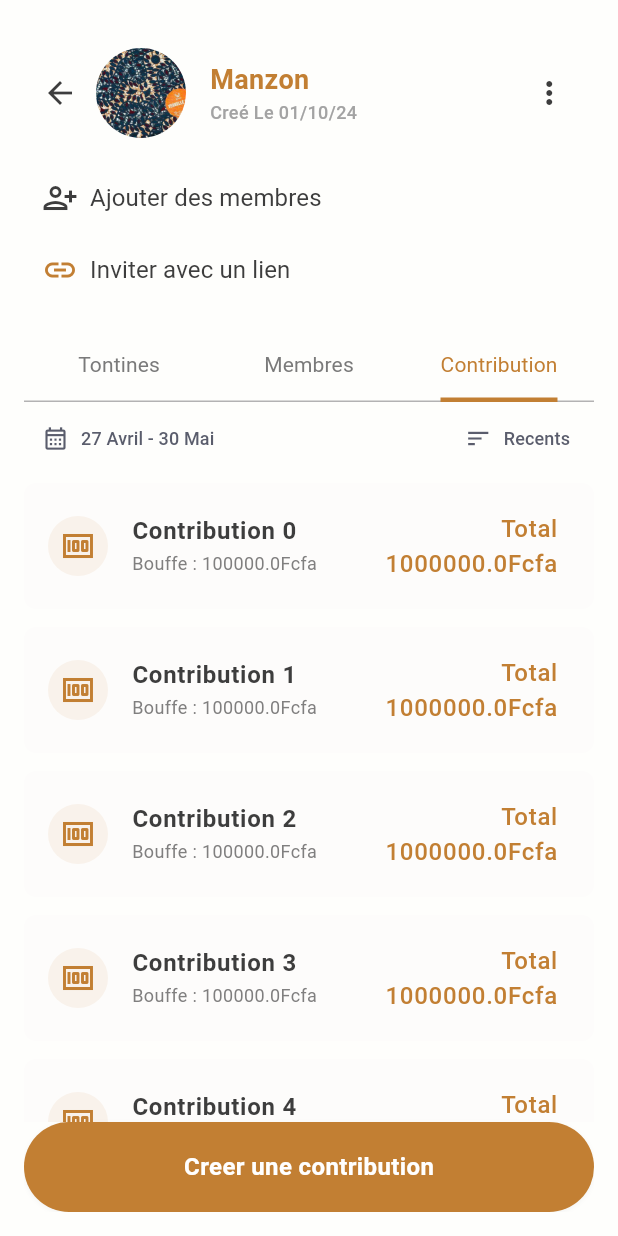
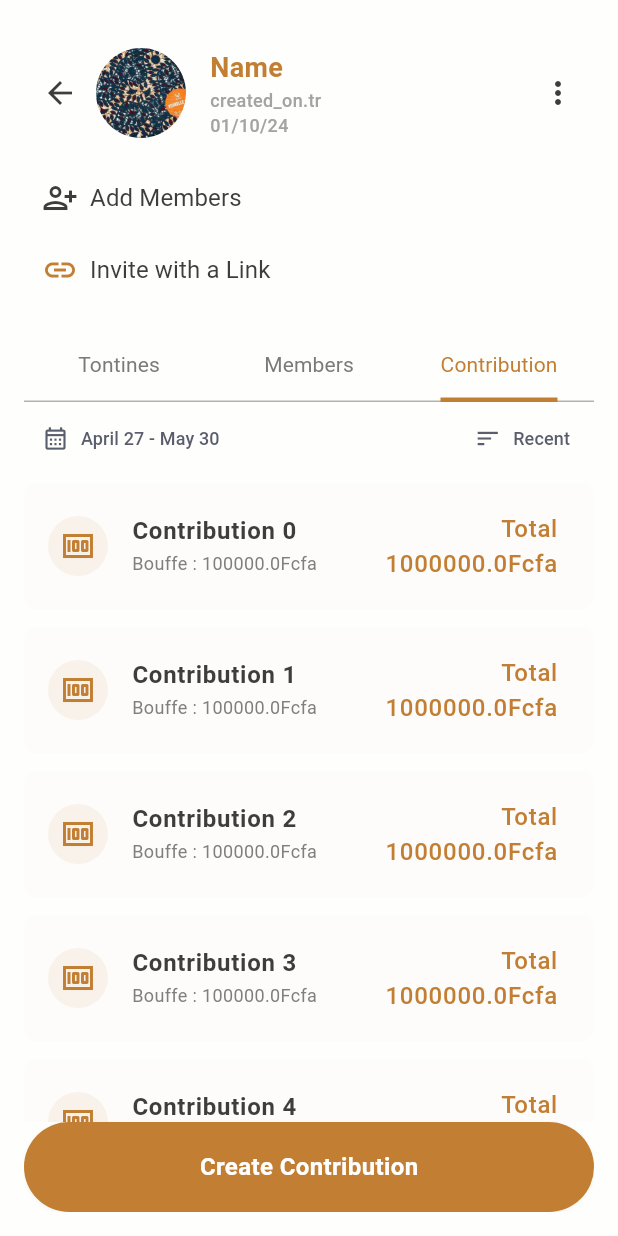
Before and after one commit to konnofuente/manzon, a Flutter app: the screen it shows after launch, tab 3 chosen, on a phone screen of 412 x 824 dp. Run offline on Flutter 3.47's test engine with Material 3 defaults, Android fonts, the light colour scheme and no system bars; our stand-ins replace cloud_firestore, connectivity_plus, equatable, firebase_auth, firebase_core, firebase_storage and 8 more; missing offline and left inert: connection_notifier; accounts and stored records are empty; network calls fail; Roboto replaces fonts that are missing (Rubik); project files that could hold a hidden picture were left out.

Commit message:
feat(app): #13 translation okay

```diff
--- a/lib/app/config/lang/en.json
+++ b/lib/app/config/lang/en.json
@@ -72,7 +72,29 @@
   "meeting_frequency": "Meeting frequency",
   "meeting_days": "Meeting days",
   "create_association": "Create the association",
-   "creating_association": "Association Creation"
+   "creating_association": "Association Creation",
+
+   "no_name": "No Name",
+   "no_associations_created": "No Associations Created",
+   "fake_description": "This is the description",
+   "fake_date": "01/10/24",
+   "tontines": "Tontines",
+   "members": "Members",
+   "contribution": "Contribution",
+   "add_members": "Add Members",
+   "invite_with_link": "Invite with a Link",
+   "created_on": "Created On",
+   "association_details": "Association Details",
+   "empty_tontine": "No Tontine",
+   "create_tontine": "Create a Tontine",
+   "empty_member": "No Member",
+   "add_member": "Add a Member",
+   "edit": "Edit",
+   "remove_member": "Remove Member",
+   "no_contributions": "No Contributions",
+   "fake_date_range": "April 27 - May 30",
+   "recent": "Recent",
+   "create_contribution": "Create Contribution"
 
 
 
--- a/lib/presentation/pages/association_page/association_page.dart
+++ b/lib/presentation/pages/association_page/association_page.dart
@@ -1,11 +1,7 @@
 import 'package:get/get.dart';
 import 'package:flutter/material.dart';
-import 'package:manzon/app/config/theme/app_colors.dart';
-import 'package:manzon/app/config/theme/font_manager.dart';
-import 'package:manzon/app/config/theme/style_manager.dart';
 import 'package:manzon/app/config/theme/export_theme_manager.dart';
 import 'package:manzon/presentation/controllers/export_controllers.dart';
-import 'package:manzon/presentation/widgets/buttons/default_button.dart';
 import 'package:manzon/presentation/pages/association_page/components/member_view.dart';
 import 'package:manzon/presentation/pages/association_page/components/tontine_view.dart';
 import 'package:manzon/presentation/pages/association_page/widgets/association_header.dart';
@@ -21,15 +17,15 @@ class AssociationPage extends StatelessWidget {
         padding: const EdgeInsets.all(16.0),
         child: Column(
           children: [
-            const AssociationHeader(
-              name: 'Manzon',
+             AssociationHeader(
+              name: 'name'.tr,
               imageUrl: '',
-              createdDate: '01/10/24',
+              createdDate: 'fake_date'.tr,
             ),
 
             const SizedBox(height: 16),
             // Action Buttons
-            ActionButton(),
+            const ActionButton(),
             const SizedBox(height: 16),
             // Tab Navigation
             TabBar(
@@ -45,24 +41,24 @@ class AssociationPage extends StatelessWidget {
                 insets: EdgeInsets
                     .zero, // No padding, makes the underline fill the tab width
               ),
-              tabs: const [
+              tabs:  [
                 Tab(
-                  child: Text('Tontines',
-                      style: TextStyle(
+                  child: Text('tontines'.tr,
+                      style: const TextStyle(
                         fontSize: FontSize.s14,
                         fontWeight: FontWeight.w400,
                       )),
                 ),
                 Tab(
-                  child: Text('Membres',
-                      style: TextStyle(
+                  child: Text('members'.tr,
+                      style: const TextStyle(
                         fontSize: FontSize.s14,
                         fontWeight: FontWeight.w400,
                       )),
                 ),
                 Tab(
-                  child: Text('Contribution',
-                      style: TextStyle(
+                  child: Text('contribution'.tr,
+                      style: const TextStyle(
                         fontSize: FontSize.s14,
                         fontWeight: FontWeight.w400,
                       )),
@@ -114,7 +110,7 @@ class ActionButton extends StatelessWidget {
             icon: const Icon(Icons.person_add_alt,
                 size: 24, color: AppColors.blackNormal),
             label: Text(
-              'Ajouter des membres',
+              'add_members'.tr,
               style: getRegularStyle(
                 color: AppColors.blackNormal,
                 fontSize: FontSize.s16,
@@ -126,7 +122,7 @@ class ActionButton extends StatelessWidget {
             icon: const Icon(Icons.link,
                 size: 24, color: AppColors.primaryNormal),
             label: Text(
-              'Inviter avec un lien',
+              'invite_with_link'.tr,
               style: getRegularStyle(
                 color: AppColors.blackNormal,
                 fontSize: FontSize.s16,
--- a/lib/presentation/pages/association_page/components/contribution_view.dart
+++ b/lib/presentation/pages/association_page/components/contribution_view.dart
@@ -1,3 +1,4 @@
+import 'package:get/get.dart';
 import 'package:flutter/material.dart';
 import 'package:manzon/presentation/widgets/export_widget.dart';
 import 'package:manzon/domain/entities/contribution_entity.dart';
@@ -18,7 +19,7 @@ class ContributionView extends StatelessWidget {
                 const Icon(Icons.money, size: 100, color: AppColors.grayNormal),
                 const SizedBox(height: 16),
                 Text(
-                  'Aucune contribution',
+                  'no_contributions'.tr,
                   style: getRegularStyle(
                       color: AppColors.grayNormal, fontSize: FontSize.s16),
                 ),
@@ -37,7 +38,7 @@ class ContributionView extends StatelessWidget {
                       color: AppColors.fontLightSecondary,
                     ),
                     label: Text(
-                      '27 Avril - 30 Mai',
+                      'fake_date_range'.tr,
                       style:
                           getMediumStyle(color: AppColors.fontLightSecondary),
                     ),
@@ -52,7 +53,7 @@ class ContributionView extends StatelessWidget {
                       color: AppColors.fontLightSecondary,
                     ),
                     label: Text(
-                      'Recents',
+                      'recent'.tr,
                       style:
                           getMediumStyle(color: AppColors.fontLightSecondary),
                     ),
@@ -110,7 +111,7 @@ class ContributionView extends StatelessWidget {
               DefaultButton(
                 onTap: () {},
                 backgroundColor: AppColors.primaryNormal,
-                text: 'Creer une contribution',
+                text: 'create_contribution'.tr,
                 width: double.infinity,
                 fontWeight: FontWeight.w600,
                 borderRadius: 50.0,
--- a/lib/presentation/pages/association_page/components/member_view.dart
+++ b/lib/presentation/pages/association_page/components/member_view.dart
@@ -1,3 +1,4 @@
+import 'package:get/get.dart';
 import 'package:flutter/material.dart';
 import 'package:manzon/domain/entities/member_entity.dart';
 import 'package:manzon/app/config/theme/style_manager.dart';
@@ -20,7 +21,7 @@ class MembresView extends StatelessWidget {
                     size: 100, color: AppColors.grayNormal),
                 const SizedBox(height: 16),
                 Text(
-                  'Aucun membre',
+                  'empty_member'.tr,
                   style: getRegularStyle(
                       color: AppColors.grayNormal, fontSize: FontSize.s16),
                 ),
@@ -28,7 +29,7 @@ class MembresView extends StatelessWidget {
                 DefaultButton(
                   onTap: () {},
                   backgroundColor: AppColors.primaryNormal,
-                  text: 'Ajouter un membre',
+                  text: 'add_member',
                   width: double.infinity,
                   fontWeight: FontWeight.w600,
                   borderRadius: 50.0,
@@ -75,7 +76,7 @@ class MembresView extends StatelessWidget {
                                         color: AppColors.blackNormal),
                                     SizedBox(width: 8),
                                     Text(
-                                      'Modifier',
+                                      'edit'.tr,
                                       style: getMediumStyle(
                                           color: AppColors.fontLightPrimary),
                                     ),
@@ -89,7 +90,7 @@ class MembresView extends StatelessWidget {
                                     Icon(Icons.exit_to_app,
                                         color: AppColors.error),
                                     SizedBox(width: 8),
-                                    Text('Retirer le membre',
+                                    Text('remove_member'.tr,
                                         style: getMediumStyle(
                                             color: AppColors.error)),
                                   ],
@@ -114,7 +115,7 @@ class MembresView extends StatelessWidget {
               DefaultButton(
                 onTap: () {},
                 backgroundColor: AppColors.primaryNormal,
-                text: 'Ajouter un membre',
+                text: 'add_member'.tr,
                 width: double.infinity,
                 fontWeight: FontWeight.w600,
                 borderRadius: 50.0,
--- a/lib/presentation/pages/association_page/components/tontine_view.dart
+++ b/lib/presentation/pages/association_page/components/tontine_view.dart
@@ -1,3 +1,4 @@
+import 'package:get/get.dart';
 import 'package:flutter/material.dart';
 import 'package:manzon/domain/entities/tontine_entity.dart';
 import 'package:manzon/presentation/widgets/export_widget.dart';
@@ -18,7 +19,7 @@ class TontinesView extends StatelessWidget {
                 const Icon(Icons.money, size: 100, color: AppColors.grayNormal),
                 const SizedBox(height: 16),
                 Text(
-                  'Aucune tontine',
+                  'empty_tontine'.tr,
                   style: getRegularStyle(
                       color: AppColors.grayNormal, fontSize: FontSize.s16),
                 ),
@@ -68,7 +69,7 @@ class TontinesView extends StatelessWidget {
               DefaultButton(
                 onTap: () {},
                 backgroundColor: AppColors.primaryNormal,
-                text: 'Creer une tontine',
+                text: 'create_tontine'.tr,
                 width: double.infinity,
                 fontWeight: FontWeight.w600,
                 borderRadius: 50.0,
--- a/lib/presentation/pages/association_page/widgets/association_header.dart
+++ b/lib/presentation/pages/association_page/widgets/association_header.dart
@@ -61,7 +61,7 @@ class AssociationHeader extends StatelessWidget {
                     ),
                     // SizedBox(height: 4),
                     Text(
-                      'Creé Le $createdDate', // Dynamic createdDate passed as a prop
+                      '${'created_on.tr'} $createdDate', // Dynamic createdDate passed as a prop
                       style: getMediumStyle(
                         color: AppColors.grayNormal,
                         fontSize: FontSize.s12,
@@ -78,9 +78,9 @@ class AssociationHeader extends StatelessWidget {
                   print(result);
                 },
                 itemBuilder: (BuildContext context) => <PopupMenuEntry<String>>[
-                  const PopupMenuItem<String>(
+                   PopupMenuItem<String>(
                     value: 'Details de l’’association',
-                    child: Text('Details de l’’association'),
+                    child: Text('association_details'.tr),
                   ),
                 ],
               )
--- a/lib/presentation/pages/home/home_view.dart
+++ b/lib/presentation/pages/home/home_view.dart
@@ -84,7 +84,7 @@ class _HomeViewState extends State<HomeView> {
                 } else if (controller.associations.isEmpty) {
                   return Center(
                     child: Text(
-                      'No associations created',
+                      'no_associations_created'.tr,
                       style: getRegularStyle(
                           color: AppColors.blackLight, fontSize: FontSize.s18),
                     ),
@@ -96,8 +96,7 @@ class _HomeViewState extends State<HomeView> {
                       final association = controller.associations[index];
                       return AssociationCard(
                         name: association.name,
-                        description:
-                            'Description de l\'association',
+                        description: 'fake_descrition'.tr,
                         location: association.headquaterLocation,
                         imageUrl: association.avatar?.link,
                         isActive: index % 2 == 0 ? false : true,
```
Also changed, not shown: lib/app/config/lang/fr.json (+24 -1 lines), lib/presentation/pages/auth/register/register_view.dart (+9 -9 lines).
